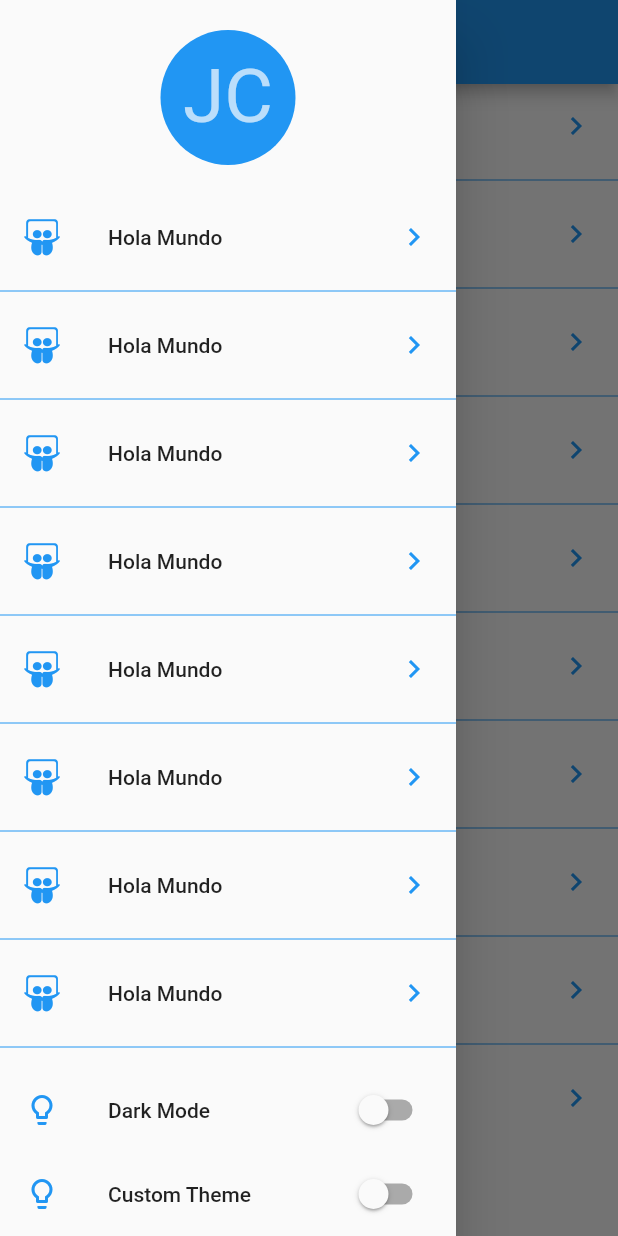
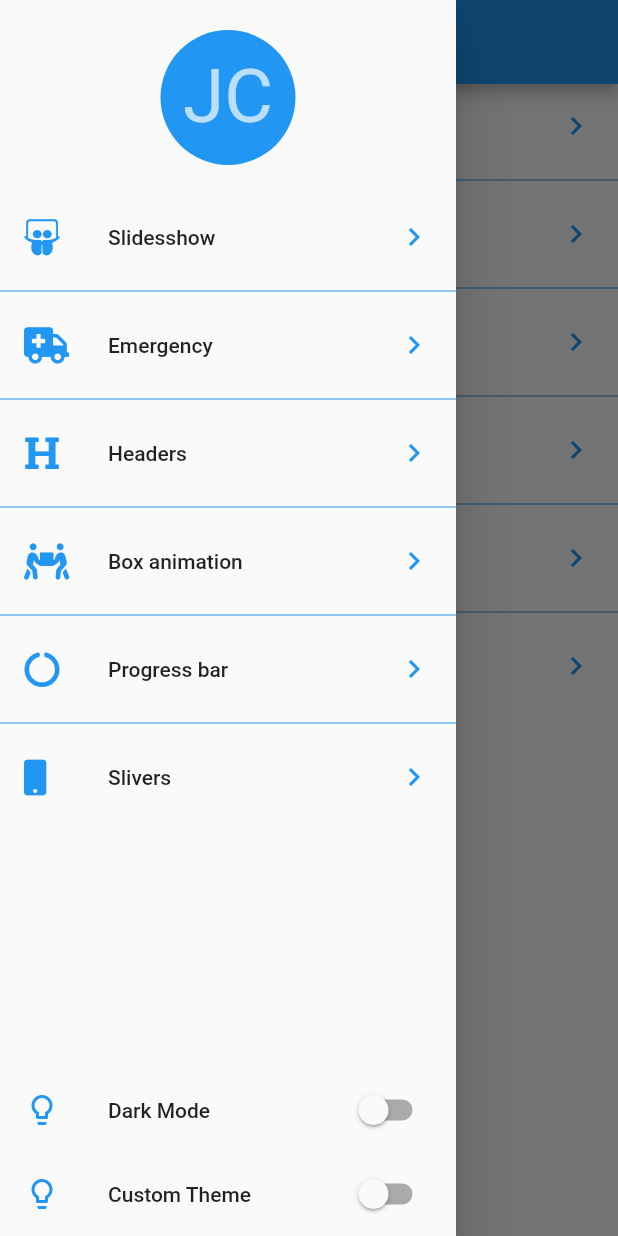
Before and after one commit to Blanco1010/Custom_Painter_Flutter, a Flutter app: the screen it shows after launch, with the side drawer open, on a phone screen of 412 x 824 dp. Run offline on Flutter 3.47's test engine with Material 2 defaults, Android fonts, the phone set to English and light mode, and no system bars; our stand-ins replace animate_do, flutter_svg, font_awesome_flutter.

Commit message:
add the code to change mode dark

```diff
--- a/custom_painter/lib/main.dart
+++ b/custom_painter/lib/main.dart
@@ -1,22 +1,29 @@
+import 'package:custom_painter/src/themes/themechanger.dart';
 import 'package:flutter/material.dart';
 
 import 'package:custom_painter/src/pages/launcher.dart';
+import 'package:provider/provider.dart';
 
 void main() {
-  runApp(MyApp());
+  runApp(
+    ChangeNotifierProvider(
+      create: (_) => new ThemeChanger(),
+      child: MyApp(),
+    ),
+  );
 }
 
 class MyApp extends StatelessWidget {
   // This widget is the root of your application.
   @override
   Widget build(BuildContext context) {
+    final currentTheme = Provider.of<ThemeChanger>(context).currentTheme;
+
     return MaterialApp(
+      theme: currentTheme,
       title: 'Diseños APP',
       debugShowCheckedModeBanner: false,
       home: LauncherPage(),
-      theme: ThemeData(
-        primarySwatch: Colors.blue,
-      ),
     );
   }
 }
--- a/custom_painter/lib/src/pages/launcher.dart
+++ b/custom_painter/lib/src/pages/launcher.dart
@@ -1,5 +1,11 @@
 import 'package:flutter/material.dart';
+import 'package:flutter/cupertino.dart';
+
+import 'package:custom_painter/src/themes/themechanger.dart';
+import 'package:custom_painter/src/routers/routers.dart';
+
 import 'package:font_awesome_flutter/font_awesome_flutter.dart';
+import 'package:provider/provider.dart';
 
 class LauncherPage extends StatelessWidget {
   @override
@@ -23,18 +29,25 @@ class _ListOptions extends StatelessWidget {
       separatorBuilder: (context, i) => Divider(
         color: Colors.blue,
       ),
-      itemCount: 10,
+      itemCount: pagesRoute.length,
       itemBuilder: (context, i) => ListTile(
         leading: FaIcon(
-          FontAwesomeIcons.slideshare,
+          pagesRoute[i].icon,
           color: Colors.blue,
         ),
-        title: Text('Hola Mundo'),
+        title: Text(pagesRoute[i].title),
         trailing: Icon(
           Icons.chevron_right,
           color: Colors.blue,
         ),
-        onTap: () {},
+        onTap: () {
+          Navigator.push(
+            context,
+            CupertinoPageRoute(
+              builder: (BuildContext context) => pagesRoute[i].page,
+            ),
+          );
+        },
       ),
     );
   }
@@ -43,6 +56,8 @@ class _ListOptions extends StatelessWidget {
 class _Menu extends StatelessWidget {
   @override
   Widget build(BuildContext context) {
+    final appTheme = Provider.of<ThemeChanger>(context);
+
     return Drawer(
       child: Container(
         child: Column(
@@ -66,18 +81,22 @@ class _Menu extends StatelessWidget {
               leading: Icon(Icons.lightbulb_outline, color: Colors.blue),
               title: Text('Dark Mode'),
               trailing: Switch.adaptive(
-                activeColor: Colors.blue,
-                value: false,
-                onChanged: (value) {},
-              ),
+                  activeColor: Colors.blue,
+                  value: appTheme.darkTheme,
+                  onChanged: (value) => appTheme.darkTheme = value),
             ),
-            ListTile(
-              leading: Icon(Icons.lightbulb_outline, color: Colors.blue),
-              title: Text('Custom Theme'),
-              trailing: Switch.adaptive(
-                activeColor: Colors.blue,
-                value: false,
-                onChanged: (value) {},
+            SafeArea(
+              bottom: true,
+              top: false,
+              left: false,
+              right: false,
+              child: ListTile(
+                leading: Icon(Icons.lightbulb_outline, color: Colors.blue),
+                title: Text('Custom Theme'),
+                trailing: Switch.adaptive(
+                    activeColor: Colors.blue,
+                    value: appTheme.customTheme,
+                    onChanged: (value) => appTheme.customTheme = value),
               ),
             )
           ],
--- /dev/null
+++ b/custom_painter/lib/src/routers/routers.dart
@@ -0,0 +1,27 @@
+import 'package:flutter/material.dart';
+
+import 'package:font_awesome_flutter/font_awesome_flutter.dart';
+
+import 'package:custom_painter/src/pages/graphis_cricle_page.dart';
+import 'package:custom_painter/src/pages/animation_page.dart';
+import 'package:custom_painter/src/pages/emergency_page.dart';
+import 'package:custom_painter/src/pages/pinterest_page.dart';
+import 'package:custom_painter/src/pages/slider_list_page.dart';
+import 'package:custom_painter/src/pages/slideshow_page.dart';
+
+final pagesRoute = <_Route>[
+  _Route(FontAwesomeIcons.slideshare, 'Slidesshow', SlideshowPage()),
+  _Route(FontAwesomeIcons.ambulance, 'Emergency', EmergencyPage()),
+  _Route(FontAwesomeIcons.heading, 'Headers', PinterestPage()),
+  _Route(FontAwesomeIcons.peopleCarry, 'Box animation', AnimationPage()),
+  _Route(FontAwesomeIcons.circleNotch, 'Progress bar', GraphicsCirclePage()),
+  _Route(FontAwesomeIcons.mobile, 'Slivers', SliderListPage()),
+];
+
+class _Route {
+  final IconData icon;
+  final String title;
+  final Widget page;
+
+  _Route(this.icon, this.title, this.page);
+}
--- /dev/null
+++ b/custom_painter/lib/src/themes/themechanger.dart
@@ -0,0 +1,38 @@
+import 'package:flutter/material.dart';
+
+class ThemeChanger with ChangeNotifier {
+  bool _darkTheme = false;
+  bool _customTheme = false;
+
+  ThemeData _currentTheme = ThemeData.light();
+
+  bool get darkTheme => this._darkTheme;
+  bool get customTheme => this._customTheme;
+  ThemeData get currentTheme => this._currentTheme;
+
+  set darkTheme(bool vaule) {
+    this._darkTheme = vaule;
+    this._customTheme = false;
+
+    if (vaule) {
+      _currentTheme = ThemeData.dark();
+    } else {
+      _currentTheme = ThemeData.light();
+    }
+
+    notifyListeners();
+  }
+
+  set customTheme(bool vaule) {
+    this._customTheme = vaule;
+    this._darkTheme = false;
+
+    if (vaule) {
+      _currentTheme = ThemeData.light();
+    } else {
+      _currentTheme = ThemeData.dark();
+    }
+
+    notifyListeners();
+  }
+}
```
